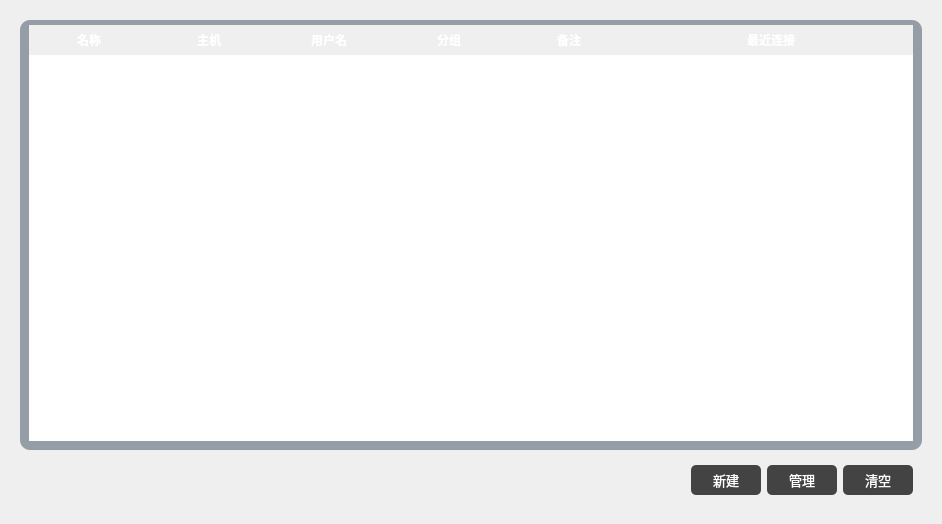
Qt form source/historyconnectwidget.ui (HuaGouFdog/Fdog-Kit) before a commit.
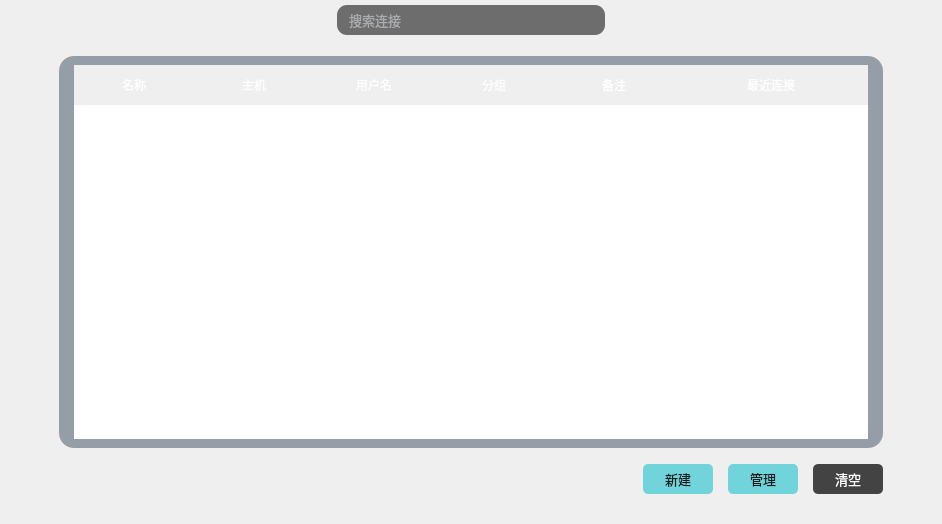
The same form after that commit.

Commit message: ssh模块，优化快速连接界面ui,优化ssh连接页的图标，改为状态图标，连接中为黄色，连接成功为绿色，连接失败为灰色，添加20秒的连接超时，超过20秒未连接成功判定为连接失败

The edit to the form file:
```diff
--- a/source/historyconnectwidget.ui
+++ b/source/historyconnectwidget.ui
@@ -17,23 +17,119 @@
    <string notr="true">color: rgb(255, 255, 255);</string>
   </property>
   <layout class="QHBoxLayout" name="horizontalLayout_5" stretch="8">
+   <property name="leftMargin">
+    <number>50</number>
+   </property>
+   <property name="topMargin">
+    <number>0</number>
+   </property>
+   <property name="rightMargin">
+    <number>50</number>
+   </property>
    <item>
     <widget class="QWidget" name="widget_2" native="true">
      <layout class="QVBoxLayout" name="verticalLayout">
       <property name="spacing">
        <number>6</number>
       </property>
+      <property name="topMargin">
+       <number>0</number>
+      </property>
+      <item>
+       <widget class="QWidget" name="widget_search" native="true">
+        <property name="minimumSize">
+         <size>
+          <width>0</width>
+          <height>50</height>
+         </size>
+        </property>
+        <layout class="QHBoxLayout" name="horizontalLayout_2">
+         <property name="topMargin">
+          <number>0</number>
+         </property>
+         <item>
+          <spacer name="horizontalSpacer">
+           <property name="orientation">
+            <enum>Qt::Horizontal</enum>
+           </property>
+           <property name="sizeHint" stdset="0">
+            <size>
+             <width>262</width>
+             <height>20</height>
+            </size>
+           </property>
+          </spacer>
+         </item>
+         <item>
+          <widget class="QLineEdit" name="lineEdit_find">
+           <property name="minimumSize">
+            <size>
+             <width>250</width>
+             <height>30</height>
+            </size>
+           </property>
+           <property name="maximumSize">
+            <size>
+             <width>5999</width>
+             <height>30</height>
+            </size>
+           </property>
+           <property name="font">
+            <font>
+             <family>OPPOSans</family>
+             <pointsize>10</pointsize>
+             <stylestrategy>PreferAntialias</stylestrategy>
+            </font>
+           </property>
+           <property name="styleSheet">
+            <string notr="true">QLineEdit{
+color: rgb(231, 238, 244);
+border-radius: 14px;
+background-color: rgb(25, 25, 25, 155);
+border: 0px solid rgba(255, 255, 255, 0);
+border-radius: 10px;
+padding-left:10px;
+padding-right:10px;
+}</string>
+           </property>
+           <property name="placeholderText">
+            <string>搜索连接</string>
+           </property>
+          </widget>
+         </item>
+         <item>
+          <spacer name="horizontalSpacer_2">
+           <property name="orientation">
+            <enum>Qt::Horizontal</enum>
+           </property>
+           <property name="sizeHint" stdset="0">
+            <size>
+             <width>262</width>
+             <height>20</height>
+            </size>
+           </property>
+          </spacer>
+         </item>
+        </layout>
+       </widget>
+      </item>
       <item>
        <widget class="QWidget" name="widget_3" native="true">
         <property name="styleSheet">
          <string notr="true">#widget_3{
 background-color: rgb(10, 31, 57,100);
-border-radius:10px;
+border-radius:15px;
 }</string>
         </property>
         <layout class="QVBoxLayout" name="verticalLayout_2">
+         <property name="leftMargin">
+          <number>15</number>
+         </property>
          <property name="topMargin">
-          <number>5</number>
+          <number>9</number>
+         </property>
+         <property name="rightMargin">
+          <number>15</number>
          </property>
          <item>
           <widget class="QTableWidget" name="tableWidget_history">
@@ -74,28 +170,22 @@
 	color: rgb(255, 255, 255);
 }
 
-QHeaderView::section {
-    padding-left: 2px;
-    margin: 0px;
-	background-color: rgb(52, 160, 255);
-    height: 20px;
-    font-weight: bold;
-}
 QTableWidget::item:hover{
 	background-color: rgba(10, 31, 57,0);
 }
 QTableWidget::item:selected{
 	
-	color: rgb(255, 255, 255);
-	border-radius: 5px;
+	
+	color: rgb(22, 22, 22);
 	background-color: rgb(72, 141, 193);
 }
 
 QHeaderView::section,QTableCornerButton:section{
     padding:5px; 
     margin:0px; 
-    
+    height: 30px;
 	font: 10pt &quot;OPPOSans B&quot;;
+	
 	color: rgb(255, 255, 255);
     border:1px solid #242424;
     border-left-width:0px; 
@@ -257,6 +347,21 @@
          <string notr="true"/>
         </property>
         <layout class="QHBoxLayout" name="horizontalLayout">
+         <property name="spacing">
+          <number>15</number>
+         </property>
+         <property name="leftMargin">
+          <number>0</number>
+         </property>
+         <property name="topMargin">
+          <number>10</number>
+         </property>
+         <property name="rightMargin">
+          <number>0</number>
+         </property>
+         <property name="bottomMargin">
+          <number>10</number>
+         </property>
          <item>
           <spacer name="horizontalSpacer_3">
            <property name="orientation">
@@ -293,9 +398,8 @@
            </property>
            <property name="styleSheet">
             <string notr="true">QToolButton {
-	color: rgb(255, 255, 255);
-	
-	background-color: rgb(67, 67, 67);
+	color: rgb(26, 26, 26);
+	background-color: rgb(113, 212, 219);
 	border-radius: 5px;
 }
 
@@ -337,9 +441,8 @@
            </property>
            <property name="styleSheet">
             <string notr="true">QToolButton {
-	color: rgb(255, 255, 255);
-	
-	background-color: rgb(67, 67, 67);
+	color: rgb(26, 26, 26);
+	background-color: rgb(113, 212, 219);
 	border-radius: 5px;
 }
 
```
Left out of the diff: 8 changed lines with no effect on the pictures. The commit also changes 11 other files.
